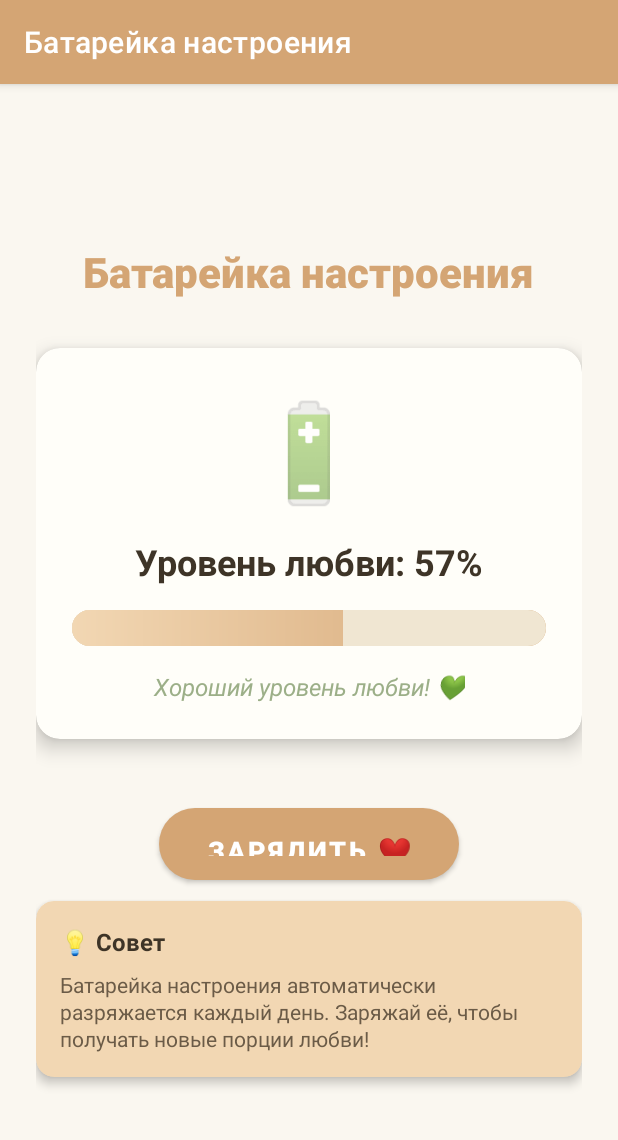
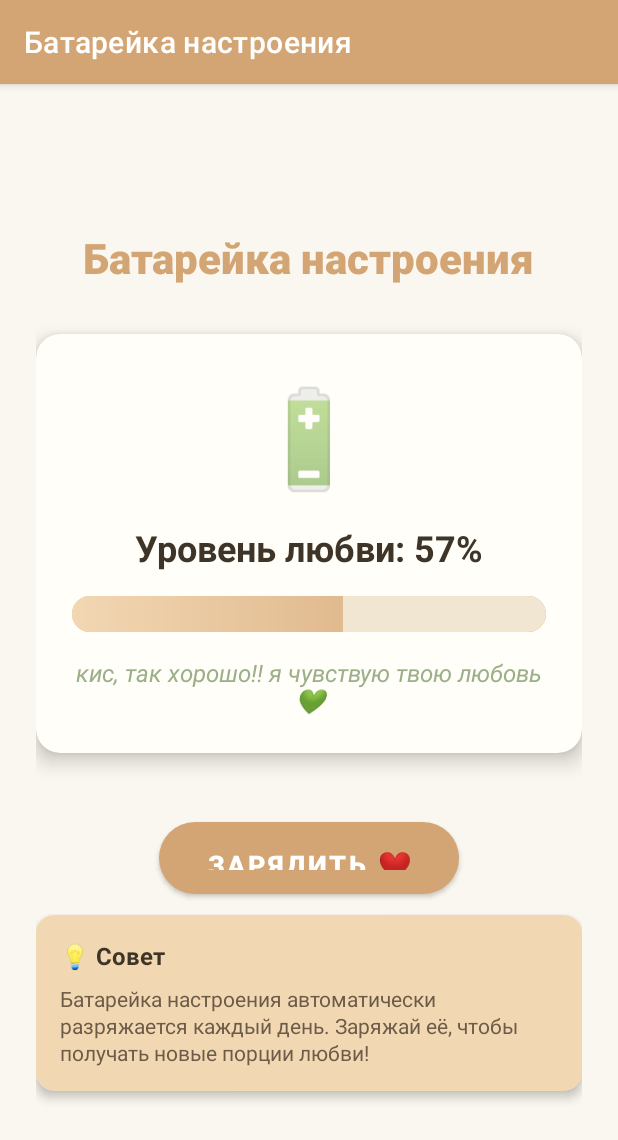
Before and after one commit to liveinnft/napominalochka, an Android app: the screen it shows after launch (MoodBatteryActivity), after a tap on an icon or button, on a phone screen of 412 x 824 dp. Shown: the top 1140 px of the screen. Run offline under Robolectric (Android 15) with nearby library versions, the phone set to English and light mode, and no system bars.

Commit message:
💕 ПЕРЕДЕЛКА В СТИЛЕ 'коткнокечк моы любимый'
✅ Изменения:
1. 🔋 Батарейка любви падает каждые 5 секунд
2. 📊 Статистика только дни отношений (с 06.10.2024) и общения (с 20.09.2024)
3. 💬 Все сообщения переписаны в личном стиле:
   - 'коткночек мой любимый'
   - 'мы со всем справимся, клянусь!!'
   - 'ты моя огромная умничка'
   - И много других теплых сообщений
4. 🎯 Убран диалог первого запуска (фиксированные даты)
5. 🔄 Автоматическое убывание батарейки создает живость

🤍 Теперь приложение говорит именно вашим языком любви!

```diff
--- a/app/src/main/java/com/napominalochka/app/data/MoodBatteryData.java
+++ b/app/src/main/java/com/napominalochka/app/data/MoodBatteryData.java
@@ -3,41 +3,41 @@ package com.napominalochka.app.data;
 public class MoodBatteryData {
 
     private static final String[] LOVE_MESSAGES = {
-            // Романтичные сообщения
-            "💖 Ты заряжаешь меня даже на расстоянии",
-            "🌟 Моя любовь к тебе не знает границ",
-            "💕 Ты - мой источник счастья",
-            "🥰 Каждая мысль о тебе согревает мое сердце",
-            "💫 Ты делаешь мой мир ярче",
-            "❤️ Твоя любовь - моя суперсила",
-            "🌹 Ты - самое прекрасное в моей жизни",
-            "💝 Мое сердце принадлежит только тебе",
-            "🦋 Ты вызываешь во мне бабочек каждый день",
-            "✨ С тобой я чувствую себя особенной",
+            // Личные сообщения в стиле
+            "🤍 коткночек мой любимый, ты у меня самая самая!!",
+            "💕 мы со всем всем справимся, я клянусь!!",
+            "🌟 ты моя огромная умничка и я горжусь тобой прям!!",
+            "🫂 кис, я тебя не оставлю какая ситуация бы не случилась",
+            "💪 при любой возможности тебе помочь я это сделаю!!",
+            "🥐 ты буквально моя жизнь, именно благодаря тебе я живу",
+            "🌊 мне просто так приятно что у меня есть любимый человек",
+            "🪻 я тебя до одурения люблююююю!!",
+            "☀️ котя, ты правда не виновата в том что немного мне не договаривала",
+            "🍀 ты мне правда самый дорогой и лучший человек",
 
             // Шуточные сообщения
             "😄 Уровень любви: 427% (да, это возможно!)",
-            "🤪 Внимание! Обнаружен критический уровень обожания",
-            "😂 Твоя улыбка - мой любимый наркотик",
-            "🎉 Поздравляю! Ты снова украла мое сердце",
-            "🤖 Система влюбленности работает на 200%",
-            "🚀 Мой уровень счастья улетел в космос",
-            "🎪 Ты превращаешь мою жизнь в праздник",
-            "🍯 Ты слаще всех пирожных вместе взятых",
-            "🎨 Ты раскрашиваешь мою жизнь всеми цветами радуги",
-            "🎭 Без тебя я как актер без зрителей",
+            "🍥 мне важно чтобы тебе было хорошо и ты была самой счастливой девочкой в мире",
+            "💍 мне безумно важно быть рядом всегда",
+            "🫧 иии, коть, ты безумно красивая!! вот как ты можешь не так о себе думать",
+            "🌟 для кого то ты идеал, и для меня ты такая и есть!!",
+            "🤍 я прям хуею с личика твоего миленького!!",
+            "💫 и у тебя правда прекрасное телооо",
+            "✨ и не нужно изза этого комплексовать, коть",
+            "🍀 я люблю тебя любую, ты и так самая лучшаяяяя!",
+            "☀️ ты единственный человек который я вообще доверяю",
 
-            // Поддерживающие сообщения
-            "💪 Ты сильнее, чем думаешь",
-            "🌈 После дождичка всегда выходит солнышко",
-            "🔥 В тебе горит неугасимый огонь",
-            "🏆 Ты моя чемпионка по жизни",
-            "🌸 Ты расцветаешь с каждым днем",
-            "⭐ Ты - звезда моего неба",
-            "🎯 Все твои мечты обязательно сбудутся",
-            "🦄 Ты делаешь невозможное возможным",
-            "🌊 Твоя сила подобна океану - безгранична",
-            "🔆 Ты освещаешь путь даже в самые темные дни",
+            // Поддерживающие сообщения в нашем стиле
+            "💪 кис, ты правда огромная умничка что справляешься со всем стрессом",
+            "🌈 мы через все пройдем вместе, клянусьь!!",
+            "🔥 ты у меня правда одна и самая самая лучшая",
+            "🏆 мне не нужен никто другой, лишь бы ты была рядом",
+            "🌸 ты буквально моя жизнь, именно благодаря тебе я живу",
+            "⭐ ты правда делаешь для меня безуууумно много!",
+            "🎯 и я тебя тааак сильно благодарееен за все",
+            "🦄 ни одна твоя ложь, недостаток, тревога не уменьшит мою любовь к тебе",
+            "🌊 я с каждым днем все больше понимаю какая же у меня шикарная любимая девочкаааа",
+            "🔆 ты мое все, ты мой дом, коть",
 
             // Милые сообщения
             "🐰 Мой любимый зайчик",
--- a/app/src/main/java/com/napominalochka/app/ui/main/MainActivity.java
+++ b/app/src/main/java/com/napominalochka/app/ui/main/MainActivity.java
@@ -37,7 +37,7 @@ public class MainActivity extends AppCompatActivity {
         NotificationScheduler.scheduleDailyNotifications(this);
 
         setupMenuCards();
-        checkFirstLaunch();
+        // checkFirstLaunch(); // Removed - using fixed dates now
     }
 
     private void setupMenuCards() {
--- a/app/src/main/java/com/napominalochka/app/ui/mood/MoodBatteryActivity.java
+++ b/app/src/main/java/com/napominalochka/app/ui/mood/MoodBatteryActivity.java
@@ -49,7 +49,28 @@ public class MoodBatteryActivity extends AppCompatActivity {
     private void setupBatteryLevel() {
         int currentLevel = prefsManager.getLoveLevel();
         updateBatteryDisplay(currentLevel);
+        startBatteryDecay();
     }
+
+    private void startBatteryDecay() {
+        // Start continuous decay every 5 seconds
+        batteryProgressBar.postDelayed(decayRunnable, 5000);
+    }
+
+    private final Runnable decayRunnable = new Runnable() {
+        @Override
+        public void run() {
+            int currentLevel = prefsManager.getLoveLevel();
+            if (currentLevel > 0) {
+                int newLevel = Math.max(0, currentLevel - 1); // Decrease by 1% every 5 seconds
+                prefsManager.setLoveLevel(newLevel);
+                updateBatteryDisplay(newLevel);
+
+                // Schedule next decay
+                batteryProgressBar.postDelayed(this, 5000);
+            }
+        }
+    };
 
     private void updateBatteryDisplay(int level) {
         // Animate progress bar
@@ -63,16 +84,16 @@ public class MoodBatteryActivity extends AppCompatActivity {
         // Update status text based on level
         String statusText;
         if (level < 25) {
-            statusText = "Срочно нужна подзарядка! 💔";
+            statusText = "коть, мне нужна подзарядочка от тебя!! 💔";
             batteryStatusText.setTextColor(getColor(R.color.battery_low));
         } else if (level < 50) {
-            statusText = "Требуется немного любви 💛";
+            statusText = "котенок, дай немножко любви пожалуйста 💛";
             batteryStatusText.setTextColor(getColor(R.color.battery_medium));
         } else if (level < 75) {
-            statusText = "Хороший уровень любви! 💚";
+            statusText = "кис, так хорошо!! я чувствую твою любовь 💚";
             batteryStatusText.setTextColor(getColor(R.color.battery_high));
         } else {
-            statusText = "Переполнен любовью! 💖";
+            statusText = "я до одурения заряжен твоей любовью!! 💖";
             batteryStatusText.setTextColor(getColor(R.color.battery_full));
         }
         batteryStatusText.setText(statusText);
@@ -127,4 +148,13 @@ public class MoodBatteryActivity extends AppCompatActivity {
                 .setPositiveButton(getString(R.string.ok), null)
                 .show();
     }
+
+    @Override
+    protected void onDestroy() {
+        super.onDestroy();
+        // Stop the decay runnable to prevent memory leaks
+        if (batteryProgressBar != null) {
+            batteryProgressBar.removeCallbacks(decayRunnable);
+        }
+    }
 }
```
Also changed, not shown: app/src/main/java/com/napominalochka/app/ui/stats/RelationshipStatsActivity.java (+23 -40 lines), app/src/main/java/com/napominalochka/app/utils/SharedPrefsManager.java (+23 -3 lines).
